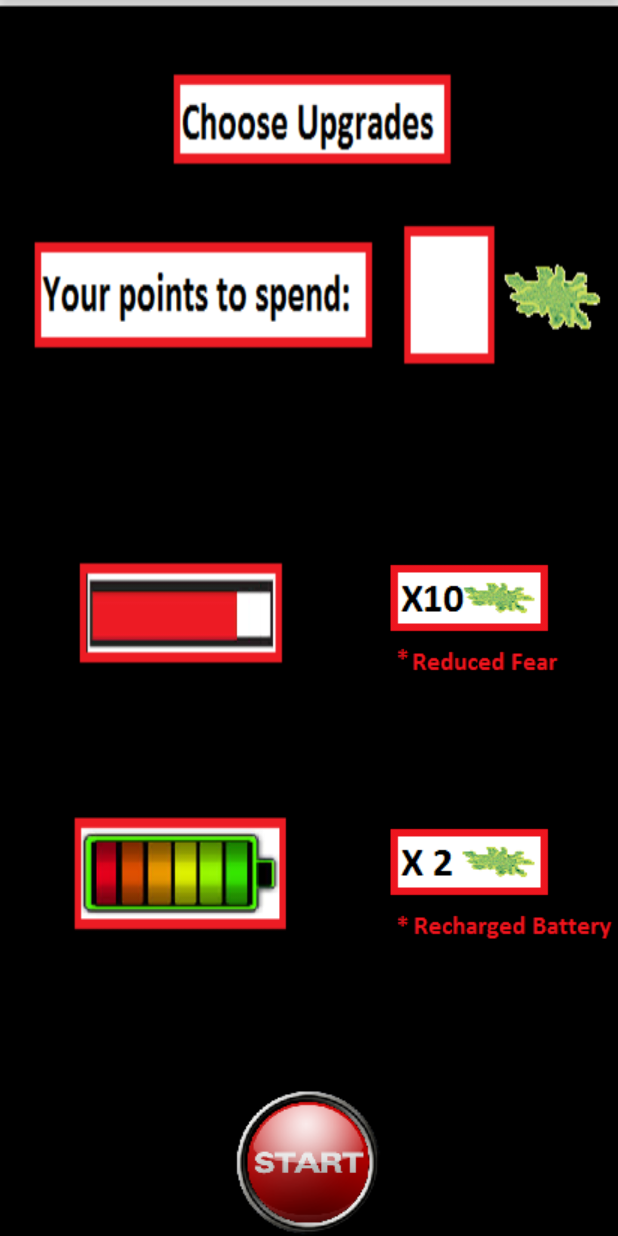
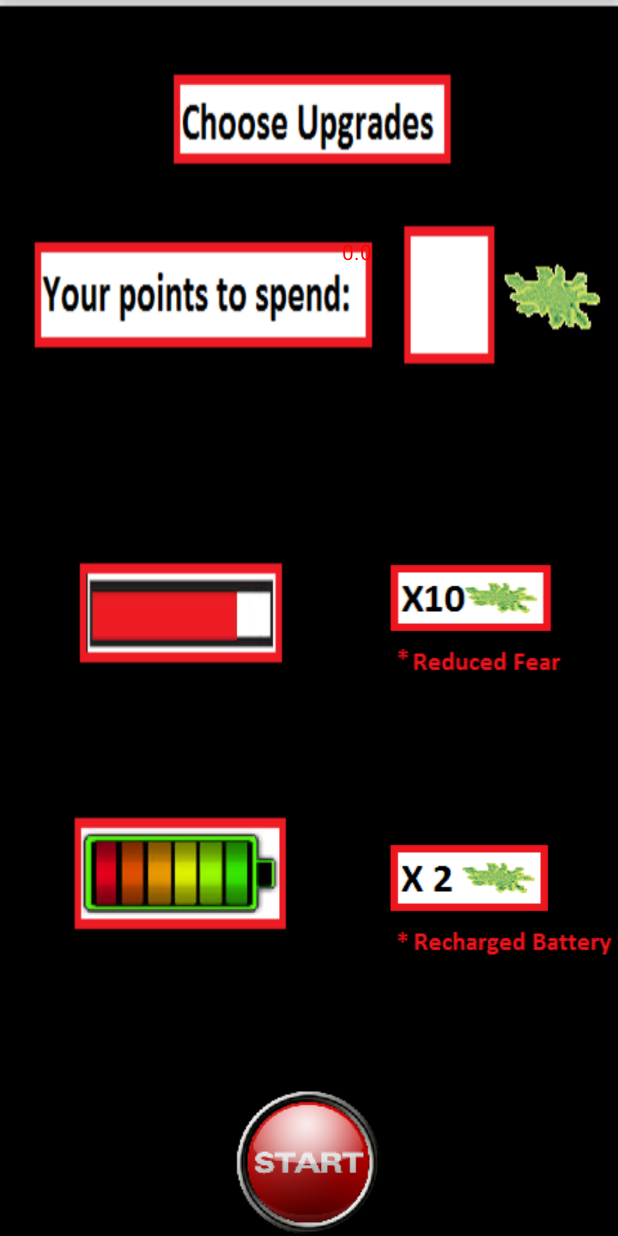
Before and after one commit to su20yu1919/API17GH, an Android app: the screen it shows after launch (StoreActivity), after a tap on an icon or button, on a phone screen of 412 x 824 dp. Run offline under Robolectric (Android 15) with nearby library versions, the phone set to English and light mode, and no system bars; 1 other tap on this screen came first.

Commit message:
Store works, and more ghosts spawn at intervals

```diff
--- a/app/src/main/java/com/example/billsu/gh/MainActivity.java
+++ b/app/src/main/java/com/example/billsu/gh/MainActivity.java
@@ -146,7 +146,7 @@ public class MainActivity extends Activity {
                 TimerMethod();
             }
 
-        }, 30000, (int) (Math.pow(1.0005, -1 * level) + 1000));
+        }, 15000, (int) (Math.pow(1.0005, -1 * level) + 1000));
 
         //Movement Timer
         myTimer2 = new Timer();
@@ -171,7 +171,7 @@ public class MainActivity extends Activity {
         public void run() {
             Random rand = new Random();
 
-            for (int i = 0; i < 2; i++) {
+            for (int i = 0; i < 3; i++) {
                 ImageView ghost = new ImageView(MainActivity.this);
                 ghost.setImageResource(R.drawable.ghost_tiny);
                 ghost.setVisibility(View.VISIBLE);
@@ -184,7 +184,7 @@ public class MainActivity extends Activity {
                 ghosts.add(casper);
             }
 
-            for (int i = 0; i < 2; i++) {
+            for (int i = 0; i < 3; i++) {
                 ImageView ghost = new ImageView(MainActivity.this);
                 ghost.setImageResource(R.drawable.ghost_tiny);
                 ghost.setVisibility(View.VISIBLE);
@@ -296,7 +296,7 @@ public class MainActivity extends Activity {
 
             public void onFinish() {
                 if (Halo.getVisibility() == View.VISIBLE){
-                battery = battery - 1;}
+                battery = battery - 5;}
                 timerRunning = false;
                 for (Iterator<Ghost> it = ghosts.iterator(); it.hasNext(); ) {
                     Ghost g = it.next();
--- a/app/src/main/java/com/example/billsu/gh/StoreActivity.java
+++ b/app/src/main/java/com/example/billsu/gh/StoreActivity.java
@@ -13,11 +13,13 @@ import android.app.Activity;
 import android.media.MediaPlayer;
 import android.os.Bundle;
 import android.view.View;
+import android.widget.TextView;
 
 public class StoreActivity extends Activity {
 
     MediaPlayer storeSong;
-    double money;
+
+    TextView scoreBoard;
     double battery;
     double fear;
 
@@ -26,6 +28,10 @@ public class StoreActivity extends Activity {
     protected void onCreate(Bundle savedInstanceState) {
         super.onCreate(savedInstanceState);
         setContentView(R.layout.store_activity);
+        scoreBoard = (TextView) findViewById(R.id.storemoney);
+        scoreBoard.setText( MainActivity.money+"" );
+        scoreBoard.setTextColor(-65536);
+
 
 
 
@@ -36,9 +42,11 @@ public class StoreActivity extends Activity {
 
 
     public void fearUpgrade(View v) {
-        if (money>= 10){
-            MainActivity.fearLevel=-300;
-            money=-10;
+        if (MainActivity.money>= 10 && MainActivity.fearLevel>0){
+            MainActivity.fearLevel-=300;
+            MainActivity.money-=10;
+            scoreBoard.setText( MainActivity.money+"" );
+            scoreBoard.setTextColor(-65536);
         }
 
 
@@ -46,9 +54,11 @@ public class StoreActivity extends Activity {
     }
 
     public void batteryUpgrade(View v) {
-        if (money>= 2){
+        if (MainActivity.money>= 2 && MainActivity.battery<1200){
             MainActivity.battery+=600;
-            money=-2;
+            MainActivity.money-=2;
+            scoreBoard.setText( MainActivity.money+"" );
+            scoreBoard.setTextColor(-65536);
         }
 
     }
--- a/app/src/main/res/layout/store_activity.xml
+++ b/app/src/main/res/layout/store_activity.xml
@@ -14,6 +14,7 @@ android:weightSum="1">
     android:background="@drawable/fear_upgrade_button"
     android:onClick="fearUpgrade"
     android:layout_centerVertical="true"
+    android:layout_alignParentEnd="true"
     android:layout_alignStart="@+id/batteryUpgrade" />
 
 <ImageButton
@@ -22,9 +23,9 @@ android:weightSum="1">
     android:id="@+id/batteryUpgrade"
     android:background="@drawable/battery_upgrade_button"
     android:onClick="batteryUpgrade"
+    android:layout_marginBottom="87dp"
     android:layout_above="@+id/startButton"
-    android:layout_toEndOf="@+id/startButton"
-    android:layout_marginBottom="98dp" />
+    android:layout_toEndOf="@+id/startButton" />
 
 <ImageButton
     android:layout_width="wrap_content"
@@ -35,12 +36,20 @@ android:weightSum="1">
     android:layout_alignParentBottom="true"
     android:layout_centerHorizontal="true" />
 
-    <TextView
-        android:layout_width="wrap_content"
-        android:layout_height="wrap_content"
-        android:text="MONEYYY"
-        android:id="@+id/textView3"
-        android:layout_marginBottom="128dp"
-        android:layout_alignEnd="@+id/fearUpgrade" />
+    <FrameLayout
+        android:layout_width="fill_parent"
+        android:layout_height="fill_parent"
+        android:layout_above="@+id/fearUpgrade"
+        android:layout_centerHorizontal="true"
+        android:layout_marginBottom="117dp">
+
+        <TextView
+            android:layout_width="184dp"
+            android:layout_height="95dp"
+            android:text="New Text"
+            android:id="@+id/storemoney"
+            android:layout_gravity="right|bottom" />
+    </FrameLayout>
+
 
 </RelativeLayout>
```
